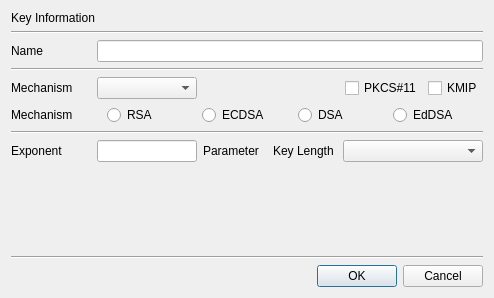
jykim74/CertMan, file CertMan/new_key_dlg.ui: the form before one commit.
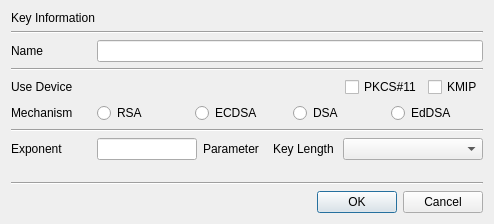
The form after the commit.

The edit to the form file:
```diff
--- a/CertMan/new_key_dlg.ui
+++ b/CertMan/new_key_dlg.ui
@@ -7,7 +7,7 @@
     <x>0</x>
     <y>0</y>
     <width>494</width>
-    <height>298</height>
+    <height>224</height>
    </rect>
   </property>
   <property name="windowTitle">
@@ -69,30 +69,14 @@
      <property name="topMargin">
       <number>0</number>
      </property>
-     <item row="0" column="0">
-      <widget class="QLabel" name="label_3">
-       <property name="minimumSize">
-        <size>
-         <width>80</width>
-         <height>0</height>
-        </size>
-       </property>
+     <item row="0" column="3">
+      <widget class="QCheckBox" name="mKMIPCheck">
        <property name="text">
-        <string>Mechanism</string>
+        <string>KMIP</string>
        </property>
       </widget>
      </item>
      <item row="0" column="1">
-      <widget class="QComboBox" name="mMechCombo">
-       <property name="minimumSize">
-        <size>
-         <width>100</width>
-         <height>0</height>
-        </size>
-       </property>
-      </widget>
-     </item>
-     <item row="0" column="2">
       <spacer name="horizontalSpacer_2">
        <property name="orientation">
         <enum>Qt::Horizontal</enum>
@@ -105,20 +89,26 @@
        </property>
       </spacer>
      </item>
-     <item row="0" column="3">
+     <item row="0" column="0">
+      <widget class="QLabel" name="label_3">
+       <property name="minimumSize">
+        <size>
+         <width>80</width>
+         <height>0</height>
+        </size>
+       </property>
+       <property name="text">
+        <string>Use Device</string>
+       </property>
+      </widget>
+     </item>
+     <item row="0" column="2">
       <widget class="QCheckBox" name="mPKCS11Check">
        <property name="text">
         <string>PKCS#11</string>
        </property>
       </widget>
      </item>
-     <item row="0" column="4">
-      <widget class="QCheckBox" name="mKMIPCheck">
-       <property name="text">
-        <string>KMIP</string>
-       </property>
-      </widget>
-     </item>
     </layout>
    </item>
    <item>
@@ -133,13 +123,6 @@
        </property>
       </widget>
      </item>
-     <item row="0" column="2">
-      <widget class="QRadioButton" name="mECDSARadio">
-       <property name="text">
-        <string>ECDSA</string>
-       </property>
-      </widget>
-     </item>
      <item row="0" column="1">
       <widget class="QRadioButton" name="mRSARadio">
        <property name="text">
@@ -147,10 +130,10 @@
        </property>
       </widget>
      </item>
-     <item row="0" column="0">
-      <widget class="QLabel" name="label_5">
+     <item row="0" column="2">
+      <widget class="QRadioButton" name="mECDSARadio">
        <property name="text">
-        <string>Mechanism</string>
+        <string>ECDSA</string>
        </property>
       </widget>
      </item>
@@ -161,6 +144,25 @@
        </property>
       </widget>
      </item>
+     <item row="0" column="0">
+      <widget class="QLabel" name="label_5">
+       <property name="minimumSize">
+        <size>
+         <width>80</width>
+         <height>0</height>
+        </size>
+       </property>
+       <property name="maximumSize">
+        <size>
+         <width>80</width>
+         <height>16777215</height>
+        </size>
+       </property>
+       <property name="text">
+        <string>Mechanism</string>
+       </property>
+      </widget>
+     </item>
     </layout>
    </item>
    <item>
```
Left out of the diff: 1 changed line with no effect on the pictures.
